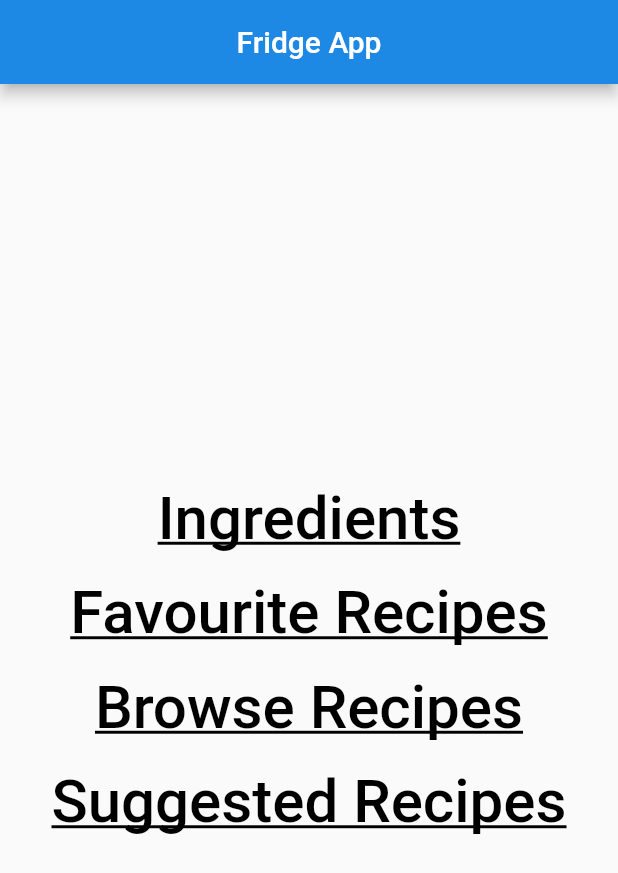
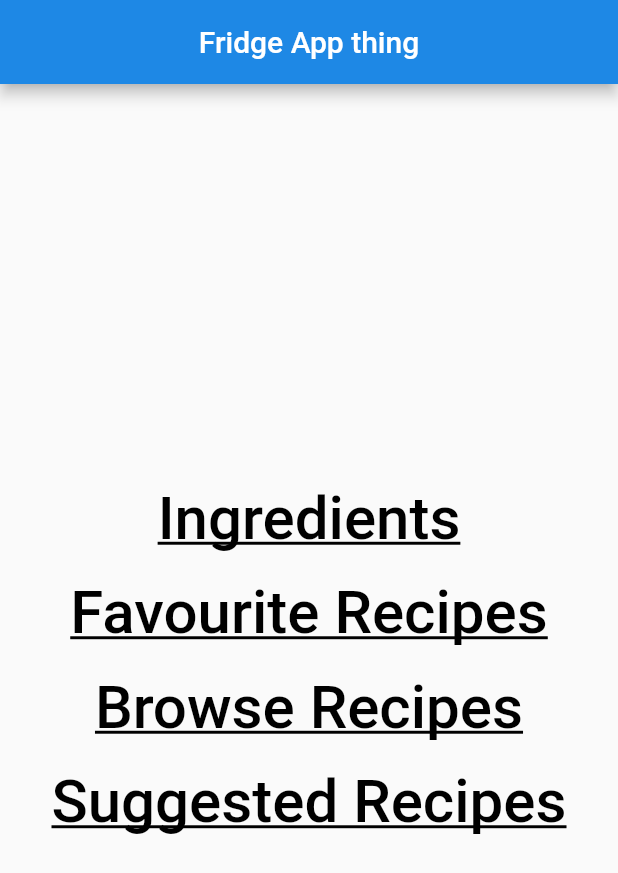
Before and after one commit to kristianduke/fridge-app-dev, a Flutter app: the screen it shows after launch, on a phone screen of 412 x 824 dp. Shown: the top 873 px of the screen. Run offline on Flutter 3.47's test engine with Material 2 defaults, Android fonts, the phone set to English and light mode, and no system bars.

Commit message:
first commit test

```diff
--- a/fridge_app/lib/main.dart
+++ b/fridge_app/lib/main.dart
@@ -9,7 +9,7 @@ class Home extends StatelessWidget {
   Widget build(BuildContext context) {
     return Scaffold(
       appBar: AppBar(
-        title: Text('Fridge App'),
+        title: Text('Fridge App thing'),
         centerTitle: true,
         backgroundColor: Colors.blue[600],
       ),
```
